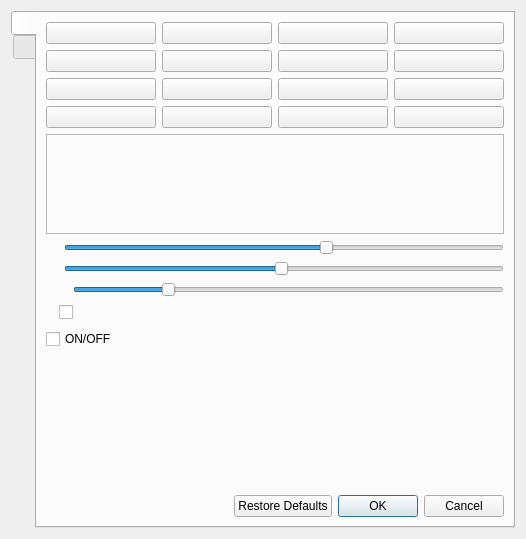
Old version of the form showclick/showclickDialog.ui in the repository vkohaupt/vokoShowClick.
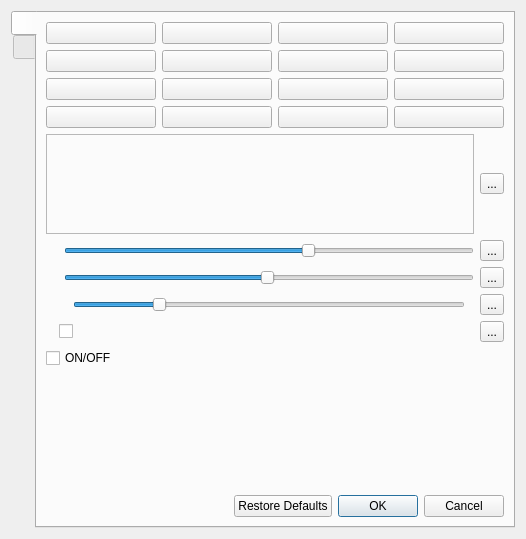
New version of the form. Icons and pictures are not drawn.

Commit message: Add default buttons

The edit to the form file:
```diff
--- a/showclick/showclickDialog.ui
+++ b/showclick/showclickDialog.ui
@@ -168,6 +168,8 @@
           </layout>
          </item>
          <item>
+          <layout class="QHBoxLayout" name="horizontalLayout_7">
+           <item>
           <widget class="QFrame" name="frame_3">
            <property name="sizePolicy">
             <sizepolicy hsizetype="Preferred" vsizetype="Fixed">
@@ -191,6 +193,19 @@
           </widget>
          </item>
          <item>
+            <widget class="QToolButton" name="toolButton_5">
+             <property name="text">
+              <string>...</string>
+             </property>
+             <property name="icon">
+              <iconset resource="../showclick.qrc">
+               <normaloff>:/pictures/showclick/undo.png</normaloff>:/pictures/showclick/undo.png</iconset>
+             </property>
+            </widget>
+           </item>
+          </layout>
+         </item>
+         <item>
           <layout class="QHBoxLayout" name="horizontalLayout_4">
            <property name="leftMargin">
             <number>5</number>
@@ -233,6 +248,17 @@
              </property>
             </widget>
            </item>
+           <item>
+            <widget class="QToolButton" name="toolButton">
+             <property name="text">
+              <string>...</string>
+             </property>
+             <property name="icon">
+              <iconset resource="../showclick.qrc">
+               <normaloff>:/pictures/showclick/undo.png</normaloff>:/pictures/showclick/undo.png</iconset>
+             </property>
+            </widget>
+           </item>
           </layout>
          </item>
          <item>
@@ -275,6 +301,17 @@
              </property>
             </widget>
            </item>
+           <item>
+            <widget class="QToolButton" name="toolButton_2">
+             <property name="text">
+              <string>...</string>
+             </property>
+             <property name="icon">
+              <iconset resource="../showclick.qrc">
+               <normaloff>:/pictures/showclick/undo.png</normaloff>:/pictures/showclick/undo.png</iconset>
+             </property>
+            </widget>
+           </item>
           </layout>
          </item>
          <item>
@@ -337,6 +374,17 @@
                </property>
               </widget>
              </item>
+             <item>
+              <widget class="QToolButton" name="toolButton_3">
+               <property name="text">
+                <string>...</string>
+               </property>
+               <property name="icon">
+                <iconset resource="../showclick.qrc">
+                 <normaloff>:/pictures/showclick/undo.png</normaloff>:/pictures/showclick/undo.png</iconset>
+               </property>
+              </widget>
+             </item>
             </layout>
            </item>
           </layout>
@@ -382,6 +430,17 @@
              </property>
             </spacer>
            </item>
+           <item>
+            <widget class="QToolButton" name="toolButton_4">
+             <property name="text">
+              <string>...</string>
+             </property>
+             <property name="icon">
+              <iconset resource="../showclick.qrc">
+               <normaloff>:/pictures/showclick/undo.png</normaloff>:/pictures/showclick/undo.png</iconset>
+             </property>
+            </widget>
+           </item>
           </layout>
          </item>
          <item>
```
Lines whose indentation alone changed are shown as unchanged.
